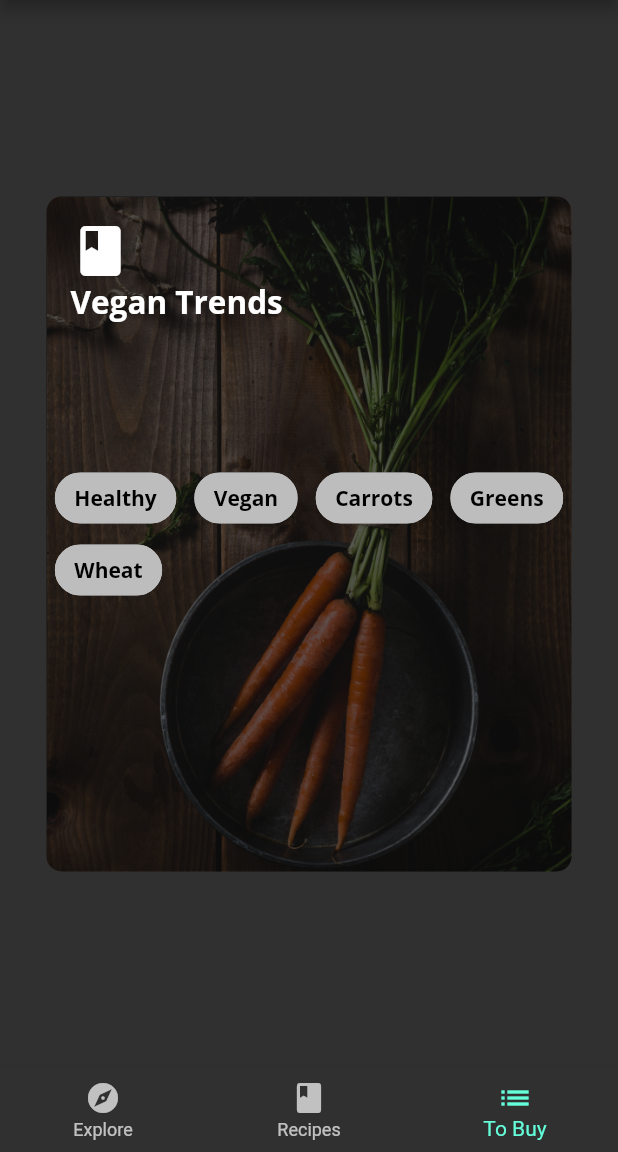
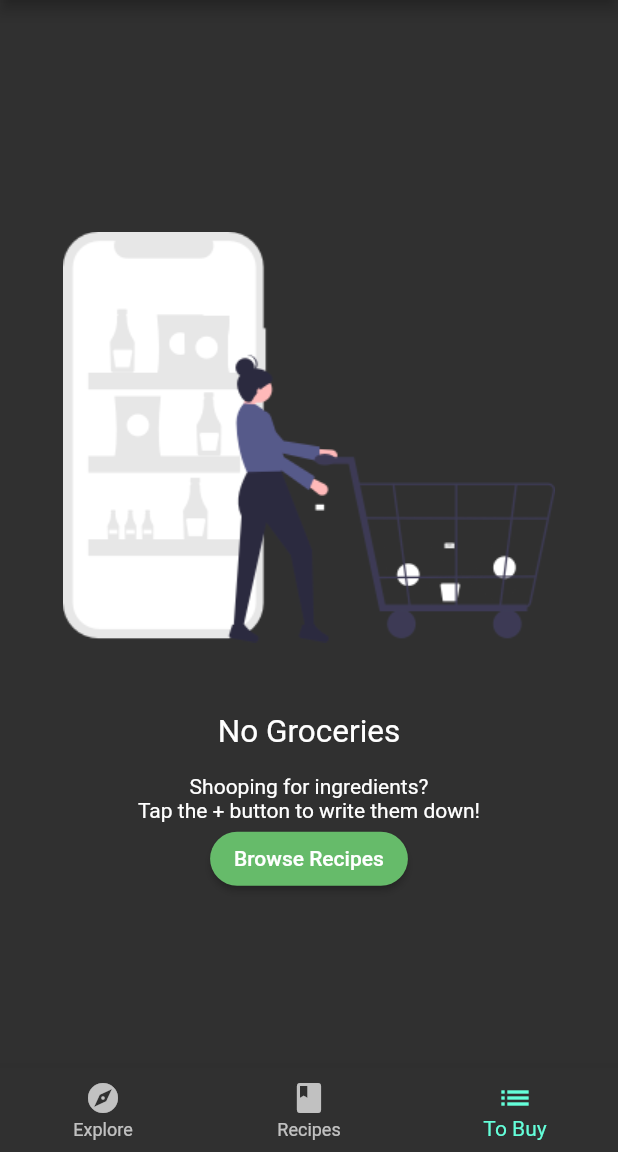
Before and after one commit to rian0502/Fooderlich_20170051033, a Flutter app: the screen it shows after launch, item 3 of the bottom bar chosen, on a phone screen of 412 x 824 dp, the part 84-1236 px from its top. Run offline on Flutter 3.47's test engine with Material 2 defaults, Android fonts, the phone set to English and light mode, and no system bars; our stand-ins replace google_fonts.

Commit message:
menambahkan empty scree, dan mengubah menabah library provider

```diff
--- a/lib/home.dart
+++ b/lib/home.dart
@@ -1,9 +1,7 @@
-import 'package:aplikasi_3/models/explore_recipe.dart';
+import 'package:aplikasi_3/screens/empty_grocery_screen.dart';
 import 'package:aplikasi_3/screens/explore_screen.dart';
 import 'package:aplikasi_3/screens/recipes_screen.dart';
 import 'package:flutter/material.dart';
-
-import 'components/components.dart';
 
 class Home extends StatefulWidget {
   const Home({Key? key}) : super(key: key);
@@ -17,23 +15,7 @@ class _HomeState extends State<Home> {
   static List<Widget> pages = <Widget>[
     ExploreScreen(),
     RecipesScreen(),
-    Card3(
-        recipe: ExploreRecipe(
-            title: 'Vegan Trends',
-            tags: [
-              'Healthy',
-              'Vegan',
-              'Carrots',
-              'Greens',
-              'Wheat',
-              'Pescetarian',
-              'Mint',
-              'Lemongrass',
-              'Salad',
-              'Water'
-            ],
-            backgroundImage: 'assets/magazine_pics/mag3.png',
-            calories: 10)),
+    const EmptyGroceryScreen()
   ];
   void _onItemTapped(int index) {
     setState(() {
--- /dev/null
+++ b/lib/screens/empty_grocery_screen.dart
@@ -0,0 +1,45 @@
+import 'package:flutter/material.dart';
+
+class EmptyGroceryScreen extends StatelessWidget {
+  const EmptyGroceryScreen({Key? key}) : super(key: key);
+
+  @override
+  Widget build(BuildContext context) {
+    return Padding(
+      padding: const EdgeInsets.all(30.0),
+      child: Center(
+        child: Column(
+          mainAxisAlignment: MainAxisAlignment.center,
+          children: [
+            AspectRatio(
+              aspectRatio: 1 / 1,
+              child: Image.asset('assets/fooderlich_assets/empty_list.png'),
+            ),
+            const SizedBox(
+              height: 8,
+            ),
+            const Text(
+              'No Groceries',
+              style: TextStyle(fontSize: 21.0),
+            ),
+            const SizedBox(
+              height: 16,
+            ),
+            const Text(
+              'Shooping for ingredients?\nTap the + button to write them down!',
+              textAlign: TextAlign.center,
+            ),
+            MaterialButton(
+              onPressed: () {},
+              color: Colors.green[400],
+              child: const Text('Browse Recipes'),
+              textColor: Colors.white,
+              shape: RoundedRectangleBorder(
+                  borderRadius: BorderRadius.circular(30.0)),
+            ),
+          ],
+        ),
+      ),
+    );
+  }
+}
--- a/pubspec.yaml
+++ b/pubspec.yaml
@@ -44,8 +44,9 @@ dev_dependencies:
   # activated in the `analysis_options.yaml` file located at the root of your
   # package. See that file for information about deactivating specific lint
   # rules and activating additional ones.
-  flutter_lints: ^1.0.0
+  flutter_lints: ^2.0.1
   google_fonts: ^3.0.1
+  provider: ^6.0.3
 
 # For information on the generic Dart part of this file, see the
 # following page: https://dart.dev/tools/pub/pubspec
@@ -65,6 +66,7 @@ flutter:
     - assets/magazine_pics/
     - assets/food_pics/
     - assets/sample_data/
+    - assets/fooderlich_assets/
   #   - images/a_dot_ham.jpeg
 
   # An image asset can refer to one or more resolution-specific "variants", see
```
Also changed, not shown: pubspec.lock.
